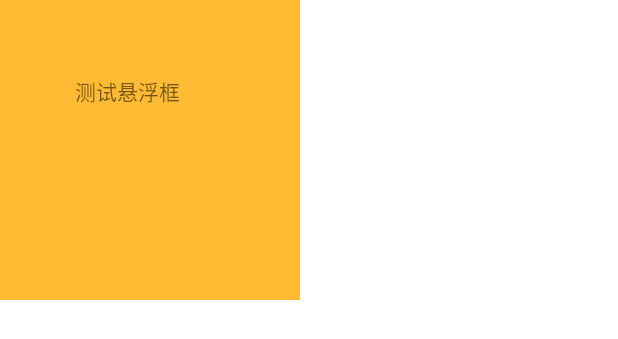
After one commit to coder-pig/CpFastAccessibility, an Android app: the layout fly_float_layer.xml on its own in the app's theme, with its tools: preview values and no code run, on a phone screen of 412 x 824 dp. The commit adds this screen. Shown: the top 339 px of the screen. Run offline under Robolectric (Android 15) with nearby library versions, the phone set to English and light mode, and no system bars.

Commit message:
feat: 添加悬浮框相关测试代码

```diff
--- a/app/src/main/java/cn/coderpig/cpfastaccessibility/MainActivity.kt
+++ b/app/src/main/java/cn/coderpig/cpfastaccessibility/MainActivity.kt
@@ -20,7 +20,10 @@ class MainActivity : AppCompatActivity() {
                 if (isAccessibilityEnable) shortToast(getStringRes(R.string.service_is_enable_tips))
                 else requireAccessibility()
             }
-            R.id.bt_open_target_app -> startApp("com.tencent.mm", "com.tencent.mm.ui.LauncherUI", "未安装微信")
+            R.id.bt_open_target_app -> {
+                startApp("com.tencent.mm", "com.tencent.mm.ui.LauncherUI", "未安装微信")
+                FastAccessibilityService.instance?.showFloatWindow()
+            }
         }
     }
 
--- a/app/src/main/res/xml/accessible_service_config.xml
+++ b/app/src/main/res/xml/accessible_service_config.xml
@@ -1,7 +1,7 @@
 <accessibility-service xmlns:android="http://schemas.android.com/apk/res/android"
     android:accessibilityEventTypes="typeAllMask"
     android:accessibilityFeedbackType="feedbackAllMask"
-    android:accessibilityFlags="flagIncludeNotImportantViews|flagReportViewIds|flagRetrieveInteractiveWindows|flagRequestEnhancedWebAccessibility"
+    android:accessibilityFlags="flagDefault|flagRequestEnhancedWebAccessibility|flagRetrieveInteractiveWindows|flagIncludeNotImportantViews|flagReportViewIds|flagRequestTouchExplorationMode"
     android:canPerformGestures="true"
     android:canRequestEnhancedWebAccessibility="true"
     android:canRetrieveWindowContent="true"
--- /dev/null
+++ b/cp-fast-accessibility/src/main/res/layout/fly_float_layer.xml
@@ -0,0 +1,15 @@
+<?xml version="1.0" encoding="utf-8"?>
+<RelativeLayout xmlns:android="http://schemas.android.com/apk/res/android"
+    android:id="@+id/rly_root"
+    android:layout_width="200dp"
+    android:layout_height="200dp"
+    android:background="@android:color/holo_orange_light">
+
+    <TextView
+        android:id="@+id/tv_test"
+        android:layout_width="100dp"
+        android:layout_height="100dp"
+        android:layout_centerInParent="true"
+        android:text="测试悬浮框" />
+
+</RelativeLayout>
```
Also changed, not shown: app/src/main/java/cn/coderpig/cpfastaccessibility/MyAccessibilityService.kt (+9 -2 lines), cp-fast-accessibility/src/main/java/cn/coderpig/cp_fast_accessibility/FastAccessibilityService.kt (+78 -1 lines).
